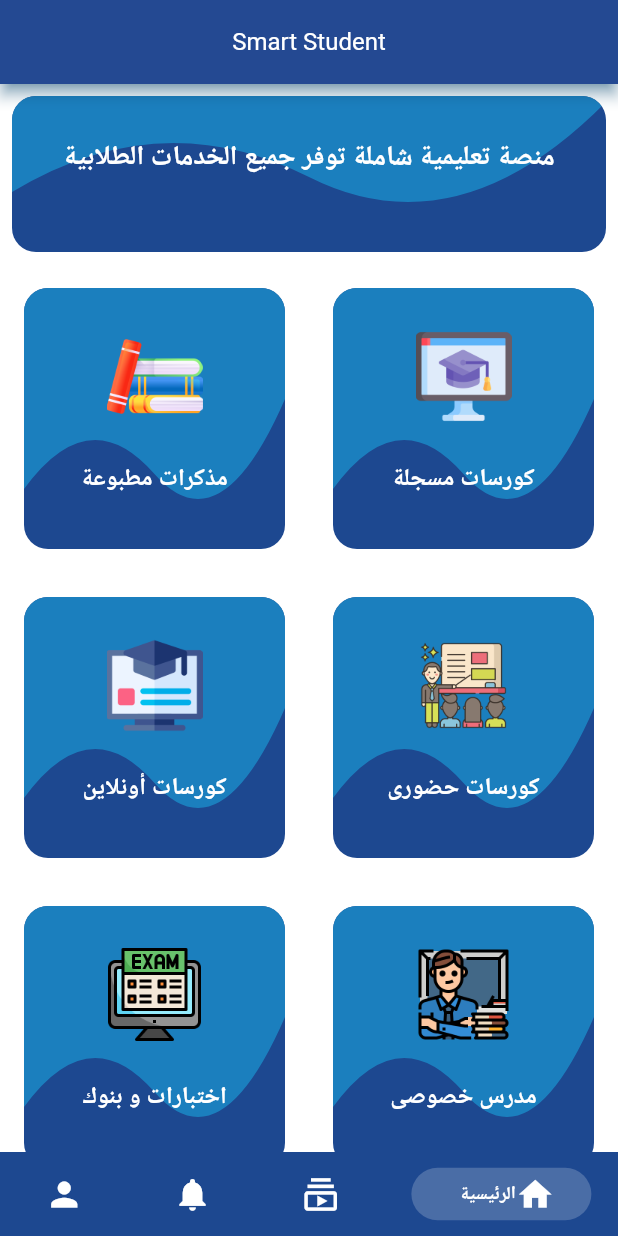
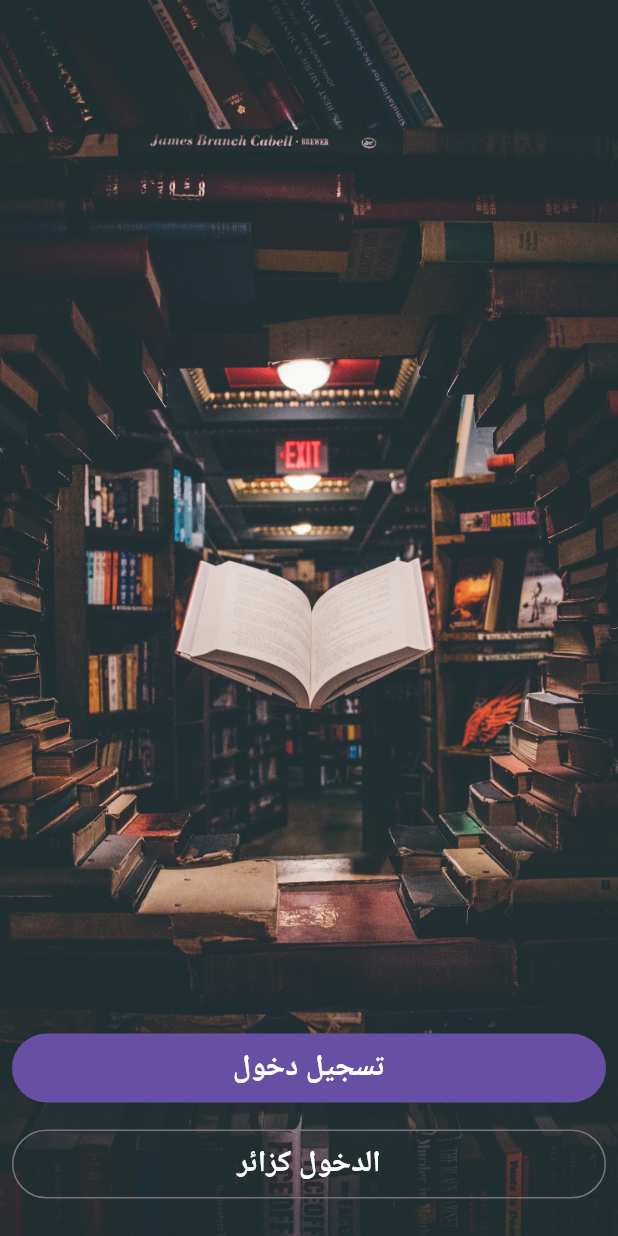
Before and after one commit to mahmoudhamdyae/Education, a Flutter app: the screen it shows after launch, on a phone screen of 412 x 824 dp. Run offline on Flutter 3.47's test engine with Material 3 defaults, Android fonts, the phone set to English and light mode, and no system bars; drawn by our look-alikes of persistent_bottom_nav_bar; our stand-ins replace get_it, shared_preferences; Roboto replaces fonts that are missing (Montserrat).

Commit message:
Start Screen

```diff
--- a/lib/presentation/resources/assets_manager.dart
+++ b/lib/presentation/resources/assets_manager.dart
@@ -2,6 +2,7 @@ const String imagePath = "assets/images";
 
 class ImageAssets {
   static const String splashLogo = "$imagePath/splash_logo.png";
+  static const String start = "$imagePath/start.webp";
   static const String onlineCourses = "$imagePath/online_courses.png";
   static const String teacher = "$imagePath/teacher.png";
   static const String exam = "$imagePath/exam.png";
--- a/lib/presentation/resources/routes_manager.dart
+++ b/lib/presentation/resources/routes_manager.dart
@@ -8,12 +8,14 @@ import 'package:education/presentation/screens/home/printed_notes/printed_notes_
 import 'package:education/presentation/screens/home/recorded_courses/recorded_courses_screen.dart';
 import 'package:education/presentation/screens/home/teacher/teacher_screen.dart';
 import 'package:education/presentation/screens/main_screen.dart';
+import 'package:education/presentation/screens/start/start_screen.dart';
 import 'package:flutter/material.dart';
 import '../screens/auth/register_screen.dart';
 import '../screens/splash/splash_screen.dart';
 
 class Routes {
   static const String splashRoute = "/";
+  static const String startRoute = "/start";
   static const String mainRoute = "/main";
   static const String loginRoute = "/login";
   static const String registerRoute = "/register";
@@ -31,6 +33,8 @@ class RouteGenerator {
     switch (settings.name) {
       case Routes.splashRoute:
         return MaterialPageRoute(builder: (_) => const SplashScreen());
+      case Routes.startRoute:
+        return MaterialPageRoute(builder: (_) => const StartScreen());
       case Routes.mainRoute:
         return MaterialPageRoute(builder: (_) => MainScreen());
       case Routes.loginRoute:
--- a/lib/presentation/resources/strings_manager.dart
+++ b/lib/presentation/resources/strings_manager.dart
@@ -43,6 +43,9 @@ class AppStrings {
   static const saffInvalid = "يجب اختيار صف";
   static const previouslyUser = "هذا الرقم مسجل مسبقا";
   static const wrongPhoneOrPassword = "رقم الهاتف أو كلمة المرور خاطئة";
+  static const registerButton = "إنشاء حساب جديد";
+  static const loginButton = "تسجيل دخول";
+  static const loginAsAGuestButton = "الدخول كزائر";
   // Logout
   static const String logoutDialogText = "هل أنت متأكد من تسجيل الخروج؟";
   static const String logoutOk = "تسجيل الخروج";
--- a/lib/presentation/screens/splash/splash_screen.dart
+++ b/lib/presentation/screens/splash/splash_screen.dart
@@ -1,6 +1,8 @@
 import 'dart:async';
 
 import 'package:flutter/material.dart';
+import '../../../core/app_prefs.dart';
+import '../../../core/di.dart';
 import '../../resources/assets_manager.dart';
 import '../../resources/color_manager.dart';
 import '../../resources/constants_manager.dart';
@@ -15,11 +17,24 @@ class SplashScreen extends StatefulWidget {
 
 class _SplashScreenState extends State<SplashScreen> {
   Timer? _timer;
+  final AppPreferences _appPreferences = instance<AppPreferences>();
 
   _startDelay() {
     _timer = Timer(const Duration(seconds: AppConstants.splashDelay), () =>
+        _goNext()
+    );
+  }
+
+  _goNext() async {
+    _appPreferences.isUserLoggedIn().then((isUserLoggedIn) => {
+      if (isUserLoggedIn) {
+        // Navigate to main screen
         Navigator.pushReplacementNamed(context, Routes.mainRoute)
-    );
+      } else {
+        // Navigate to login screen
+        Navigator.pushReplacementNamed(context, Routes.startRoute)
+      }
+    });
   }
 
   @override
--- /dev/null
+++ b/lib/presentation/screens/start/start_screen.dart
@@ -0,0 +1,75 @@
+import 'package:education/presentation/resources/assets_manager.dart';
+import 'package:education/presentation/resources/color_manager.dart';
+import 'package:education/presentation/resources/strings_manager.dart';
+import 'package:education/presentation/resources/values_manager.dart';
+import 'package:flutter/cupertino.dart';
+import 'package:flutter/material.dart';
+
+import '../../resources/routes_manager.dart';
+
+class StartScreen extends StatelessWidget {
+  const StartScreen({super.key});
+
+  @override
+  Widget build(BuildContext context) {
+    return Scaffold(
+      body: Stack(
+        children: [
+          Container(
+              height: double.infinity,
+              child: Image.asset(
+                ImageAssets.start,
+                fit: BoxFit.cover,
+              )
+          ),
+          Positioned(
+              bottom: 0,
+              right: 0,
+              left: 0,
+              child: Padding(
+                padding: const EdgeInsets.all(AppPadding.p8),
+                child: Column(
+                  crossAxisAlignment: CrossAxisAlignment.stretch,
+                  children: [
+                    FilledButton(
+                        onPressed: () {
+                          Navigator.of(context).pushNamed(Routes.loginRoute);
+                        },
+                        child: const Padding(
+                          padding: EdgeInsets.all(AppPadding.p8),
+                          child: Text(
+                              AppStrings.loginButton,
+                            style: TextStyle(
+                                fontSize: AppSize.s20,
+                                fontWeight: FontWeight.bold,
+                            ),
+                          ),
+                        )
+                    ),
+                    const SizedBox(height: AppSize.s16),
+                    OutlinedButton(
+                        onPressed: () {
+                          Navigator.of(context).pushReplacementNamed(Routes.mainRoute);
+                        },
+                        child: const Padding(
+                          padding: EdgeInsets.all(AppPadding.p8),
+                          child: Text(
+                            AppStrings.loginAsAGuestButton,
+                            style: TextStyle(
+                                fontSize: AppSize.s20,
+                                fontWeight: FontWeight.bold,
+                                color: ColorManager.white
+                            ),
+                          ),
+                        )
+                    ),
+                    const SizedBox(height: AppSize.s16,)
+                  ],
+                ),
+              )
+          )
+        ],
+      ),
+    );
+  }
+}
```
Also changed, not shown: assets/images/start.webp (added).
